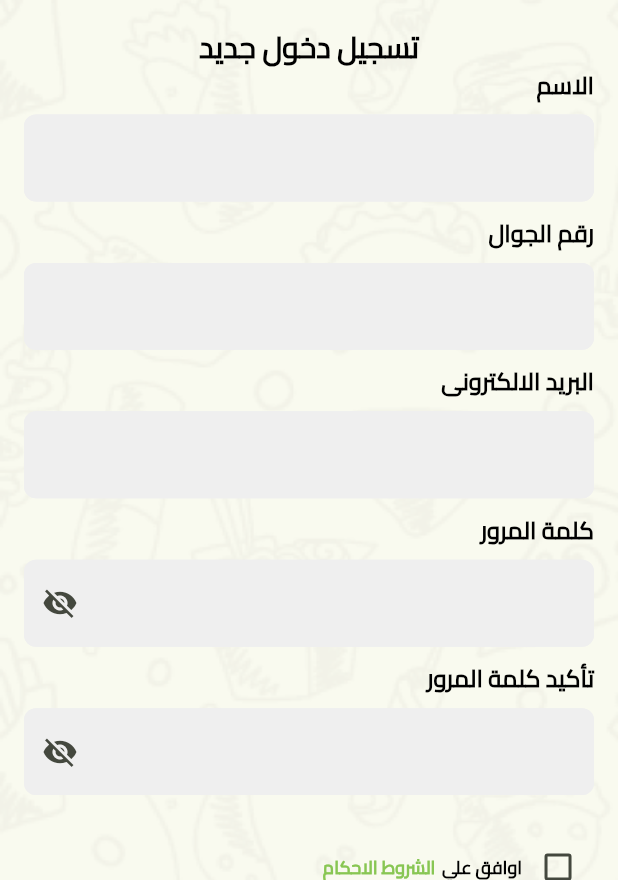
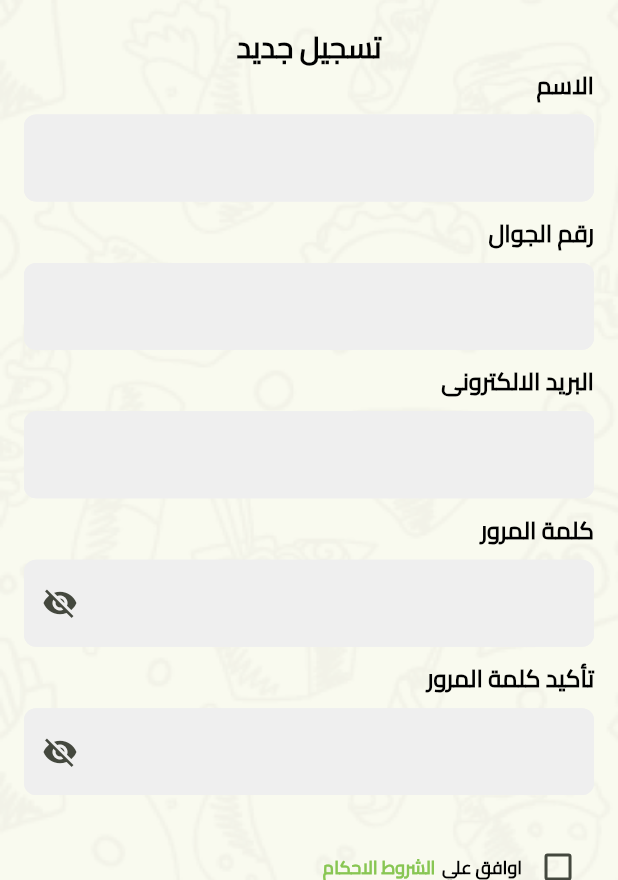
Before and after one commit to ezzAboElmakarem/kian_harri_farm, a Flutter app: the RegisterView screen opened directly, on a phone screen of 412 x 824 dp, the part 356-1236 px from its top. Run offline on Flutter 3.47's test engine with Material 3 defaults, Android fonts, the phone set to English and light mode, and no system bars; our stand-ins replace flutter_screenutil, flutter_svg, pin_code_fields, smooth_page_indicator.

Commit message:
edit register screen text title

```diff
--- a/lib/features/register/views/register_view.dart
+++ b/lib/features/register/views/register_view.dart
@@ -24,7 +24,7 @@ class RegisterView extends StatelessWidget {
               child: Column(
                 children: [
                   const LogoAndScreenTitle(
-                    screenTitle: 'تسجيل دخول جديد',
+                    screenTitle: 'تسجيل جديد',
                   ),
                   const RegisterForms(),
                   SizedBox(
```
